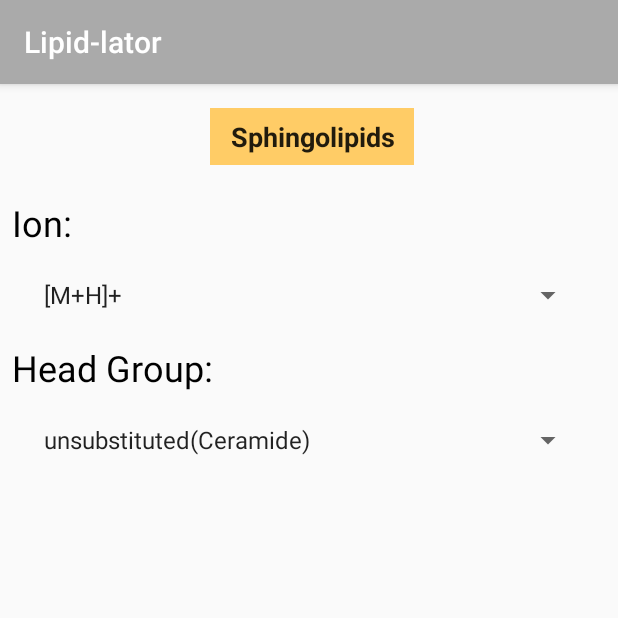
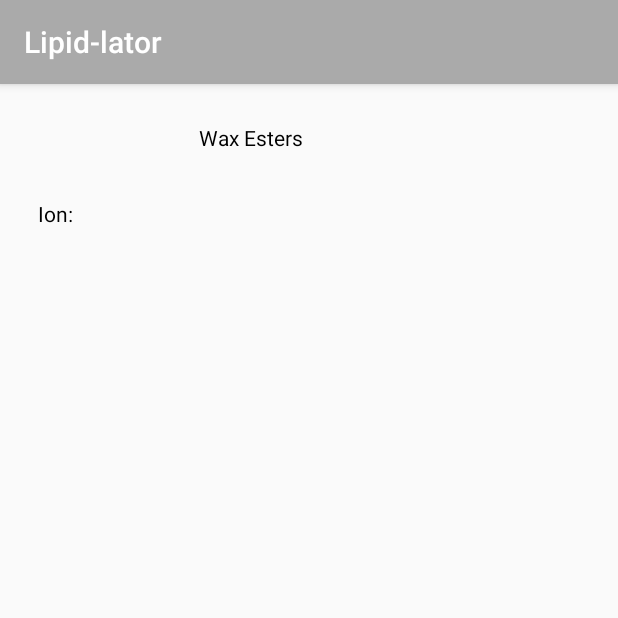
Before and after one commit to jmoreno1221/lipid-lator, an Android app: the screen it shows after launch (SphingolipidsActivity before the commit, WaxEstersActivity after it), on a phone screen of 412 x 824 dp, the top half of it. Run offline under Robolectric (Android 15) with nearby library versions, the phone set to English and light mode, and no system bars.

Commit message:
Added Wax Esters Selection Screen

```diff
--- a/LipidLator/app/src/main/AndroidManifest.xml
+++ b/LipidLator/app/src/main/AndroidManifest.xml
@@ -15,7 +15,7 @@
         <activity
             android:name=".MainLoading"
             android:noHistory="true"
-            android:screenOrientation="portrait"></activity>
+            android:screenOrientation="portrait" /> // ADD THIS TO ALL ACTIVITY SCREENS!
         <activity
             android:name=".ResultsActivity"
             android:screenOrientation="portrait" />
@@ -24,13 +24,17 @@
             android:screenOrientation="portrait" />
         <activity android:name=".HomeSelectionActivity" />
         <activity android:name=".SphingolipidsActivity">
+
+        </activity>
+        <activity android:name=".FattyAcidsActivity" />
+        <activity android:name=".WaxEstersActivity">
+            // Move this to Screen you want to load first for testing!
             <intent-filter>
                 <action android:name="android.intent.action.MAIN" />
 
                 <category android:name="android.intent.category.LAUNCHER" />
             </intent-filter>
         </activity>
-        <activity android:name=".FattyAcidsActivity"></activity>
     </application>
 
 </manifest>
--- /dev/null
+++ b/LipidLator/app/src/main/java/com/example/onerom/lipidlator/WaxEstersActivity.java
@@ -0,0 +1,13 @@
+package com.example.onerom.lipidlator;
+
+import android.support.v7.app.AppCompatActivity;
+import android.os.Bundle;
+
+public class WaxEstersActivity extends AppCompatActivity {
+
+    @Override
+    protected void onCreate(Bundle savedInstanceState) {
+        super.onCreate(savedInstanceState);
+        setContentView(R.layout.activity_wax_esters);
+    }
+}
--- a/LipidLator/app/src/main/res/layout/activity_fatty_acids.xml
+++ b/LipidLator/app/src/main/res/layout/activity_fatty_acids.xml
@@ -55,7 +55,7 @@
 
     <Spinner
         android:id="@+id/spnFattyAcidIon"
-        android:layout_width="match_parent"
+        android:layout_width="0dp"
         android:layout_height="28dp"
         android:layout_marginEnd="8dp"
         android:layout_marginLeft="8dp"
@@ -82,7 +82,7 @@
 
     <Spinner
         android:id="@+id/spnFattyAcidsAcid"
-        android:layout_width="match_parent"
+        android:layout_width="0dp"
         android:layout_height="21dp"
         android:layout_marginEnd="8dp"
         android:layout_marginLeft="8dp"
@@ -110,7 +110,7 @@
 
     <Spinner
         android:id="@+id/spnFattyAcidsEster"
-        android:layout_width="match_parent"
+        android:layout_width="0dp"
         android:layout_height="26dp"
         android:layout_marginLeft="8dp"
         android:layout_marginRight="8dp"
@@ -118,7 +118,9 @@
         android:entries="@array/ester_array_values"
         app:layout_constraintLeft_toLeftOf="parent"
         app:layout_constraintRight_toRightOf="parent"
-        app:layout_constraintTop_toBottomOf="@+id/tvFattyAcidsEster" />
+        app:layout_constraintTop_toBottomOf="@+id/tvFattyAcidsEster"
+        android:layout_marginStart="8dp"
+        android:layout_marginEnd="8dp" />
 
 
 </android.support.constraint.ConstraintLayout>
--- /dev/null
+++ b/LipidLator/app/src/main/res/layout/activity_wax_esters.xml
@@ -0,0 +1,38 @@
+<?xml version="1.0" encoding="utf-8"?>
+<android.support.constraint.ConstraintLayout xmlns:android="http://schemas.android.com/apk/res/android"
+    xmlns:app="http://schemas.android.com/apk/res-auto"
+    xmlns:tools="http://schemas.android.com/tools"
+    android:layout_width="match_parent"
+    android:layout_height="match_parent"
+    tools:context="com.example.onerom.lipidlator.WaxEstersActivity">
+
+    <TextView
+        android:id="@+id/WaxEstersTV"
+        android:layout_width="147dp"
+        android:layout_height="31dp"
+        android:text="@string/waxEstersTitle"
+        android:textColor="@color/black"
+        tools:textAlignment="center"
+        tools:textSize="24sp"
+        app:layout_constraintTop_toTopOf="parent"
+        android:layout_marginTop="26dp"
+        android:layout_marginRight="8dp"
+        app:layout_constraintRight_toRightOf="parent"
+        android:layout_marginLeft="8dp"
+        app:layout_constraintLeft_toLeftOf="parent"
+        app:layout_constraintHorizontal_bias="0.502" />
+
+    <TextView
+        android:id="@+id/WaxEstersIonTV"
+        android:layout_width="45dp"
+        android:layout_height="25dp"
+        android:layout_marginLeft="25dp"
+        android:layout_marginTop="19dp"
+        android:text="@string/ionTV"
+        android:textAppearance="@style/TextAppearance.AppCompat"
+        android:textColor="@color/black"
+        app:layout_constraintLeft_toLeftOf="parent"
+        app:layout_constraintTop_toBottomOf="@+id/WaxEstersTV"
+        tools:textSize="16sp"
+        tools:ignore="RtlHardcoded" />
+</android.support.constraint.ConstraintLayout>
--- a/LipidLator/app/src/main/res/values/strings.xml
+++ b/LipidLator/app/src/main/res/values/strings.xml
@@ -14,6 +14,8 @@
     <string name="calculate_btn">Calculate</string>
     <string name="ester_label">Ester:</string>
     <string name="ion_label">Ion:</string>
+    <string name="ionTV">Ion:</string>
+    <string name="waxEstersTitle">Wax Esters</string>
     <string-array name="lipid_class_array">
         <item>(Select a lipid)</item>
         <item>Fatty Acids</item>
```
